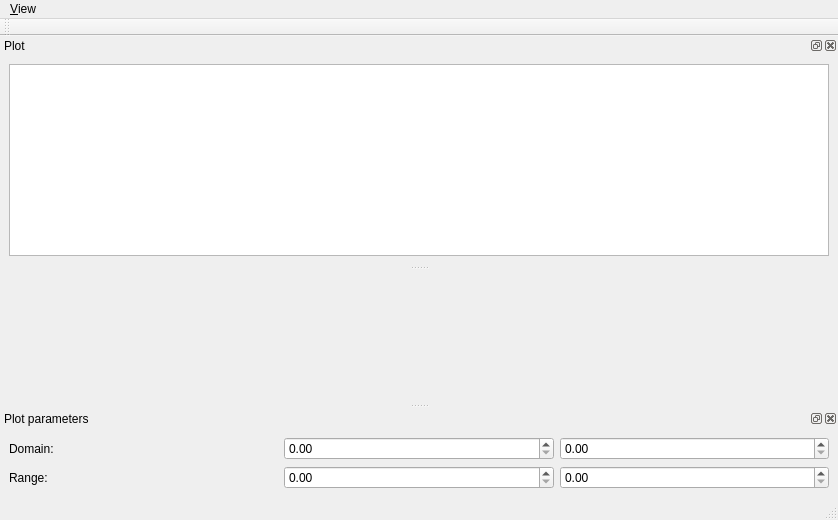
The window that gui/qdplotter/ui_qdplotter.ui (Ulm-IQO/qudi) describes before a commit, drawn with Qt 5.
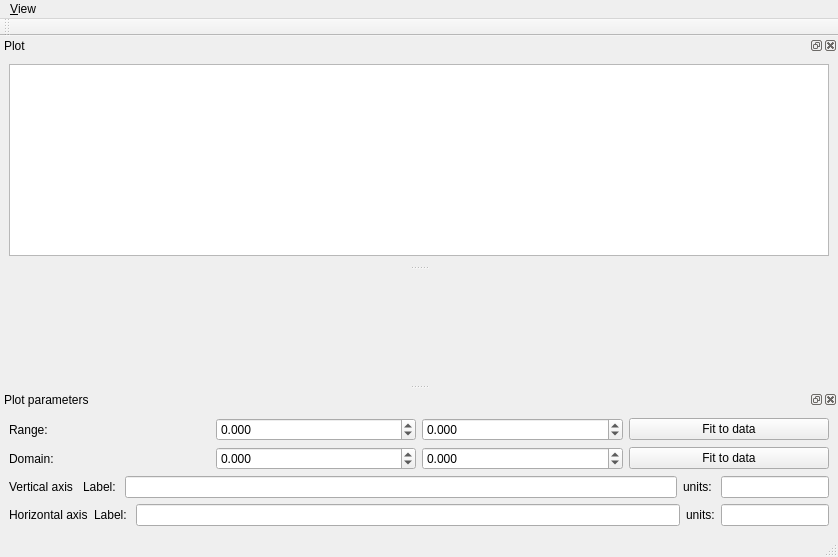
The same window after the commit. Icons and pictures are not drawn. Custom widgets are drawn as their Qt base class.

Commit message: Functional qdplot module for quick-display plots from scripts and console development

What changed in the file:
```diff
--- a/gui/qdplotter/ui_qdplotter.ui
+++ b/gui/qdplotter/ui_qdplotter.ui
@@ -7,7 +7,7 @@
     <x>0</x>
     <y>0</y>
     <width>838</width>
-    <height>520</height>
+    <height>557</height>
    </rect>
   </property>
   <property name="windowTitle">
@@ -81,7 +81,7 @@
    <property name="maximumSize">
     <size>
      <width>524287</width>
-     <height>6658</height>
+     <height>190</height>
     </size>
    </property>
    <property name="windowTitle">
@@ -92,23 +92,6 @@
    </attribute>
    <widget class="QWidget" name="dockWidgetContents_2">
     <layout class="QVBoxLayout" name="verticalLayout_2">
-     <item>
-      <layout class="QHBoxLayout" name="horizontalLayout">
-       <item>
-        <widget class="QLabel" name="label">
-         <property name="text">
-          <string>Domain:</string>
-         </property>
-        </widget>
-       </item>
-       <item>
-        <widget class="QDoubleSpinBox" name="domain_min_DoubleSpinBox"/>
-       </item>
-       <item>
-        <widget class="QDoubleSpinBox" name="domain_max_DoubleSpinBox"/>
-       </item>
-      </layout>
-     </item>
      <item>
       <layout class="QHBoxLayout" name="horizontalLayout_2">
        <item>
@@ -119,10 +102,157 @@
         </widget>
        </item>
        <item>
-        <widget class="QDoubleSpinBox" name="range_min_DoubleSpinBox"/>
+        <widget class="QDoubleSpinBox" name="range_min_DoubleSpinBox">
+         <property name="decimals">
+          <number>3</number>
+         </property>
+         <property name="minimum">
+          <double>-1000000.000000000000000</double>
+         </property>
+         <property name="maximum">
+          <double>1000000.000000000000000</double>
+         </property>
+        </widget>
        </item>
        <item>
-        <widget class="QDoubleSpinBox" name="range_max_DoubleSpinBox"/>
+        <widget class="QDoubleSpinBox" name="range_max_DoubleSpinBox">
+         <property name="decimals">
+          <number>3</number>
+         </property>
+         <property name="minimum">
+          <double>-1000000.000000000000000</double>
+         </property>
+         <property name="maximum">
+          <double>1000000.000000000000000</double>
+         </property>
+        </widget>
+       </item>
+       <item>
+        <widget class="QPushButton" name="fit_range_to_data_pushButton">
+         <property name="text">
+          <string>Fit to data</string>
+         </property>
+        </widget>
+       </item>
+      </layout>
+     </item>
+     <item>
+      <layout class="QHBoxLayout" name="horizontalLayout">
+       <item>
+        <widget class="QLabel" name="label">
+         <property name="text">
+          <string>Domain:</string>
+         </property>
+        </widget>
+       </item>
+       <item>
+        <widget class="QDoubleSpinBox" name="domain_min_DoubleSpinBox">
+         <property name="decimals">
+          <number>3</number>
+         </property>
+         <property name="minimum">
+          <double>-1000000.000000000000000</double>
+         </property>
+         <property name="maximum">
+          <double>1000000.000000000000000</double>
+         </property>
+        </widget>
+       </item>
+       <item>
+        <widget class="QDoubleSpinBox" name="domain_max_DoubleSpinBox">
+         <property name="decimals">
+          <number>3</number>
+         </property>
+         <property name="minimum">
+          <double>-1000000.000000000000000</double>
+         </property>
+         <property name="maximum">
+          <double>1000000.000000000000000</double>
+         </property>
+        </widget>
+       </item>
+       <item>
+        <widget class="QPushButton" name="fit_domain_to_data_pushButton">
+         <property name="text">
+          <string>Fit to data</string>
+         </property>
+        </widget>
+       </item>
+      </layout>
+     </item>
+     <item>
+      <layout class="QHBoxLayout" name="horizontalLayout_5">
+       <item>
+        <widget class="QLabel" name="label_9">
+         <property name="text">
+          <string>Vertical axis </string>
+         </property>
+        </widget>
+       </item>
+       <item>
+        <widget class="QLabel" name="label_10">
+         <property name="text">
+          <string>Label: </string>
+         </property>
+        </widget>
+       </item>
+       <item>
+        <widget class="QLineEdit" name="vertical_label_lineEdit"/>
+       </item>
+       <item>
+        <widget class="QLabel" name="label_11">
+         <property name="text">
+          <string>units: </string>
+         </property>
+        </widget>
+       </item>
+       <item>
+        <widget class="QLineEdit" name="vertical_units_lineEdit">
+         <property name="sizePolicy">
+          <sizepolicy hsizetype="Fixed" vsizetype="Fixed">
+           <horstretch>0</horstretch>
+           <verstretch>0</verstretch>
+          </sizepolicy>
+         </property>
+        </widget>
+       </item>
+      </layout>
+     </item>
+     <item>
+      <layout class="QHBoxLayout" name="horizontalLayout_3">
+       <item>
+        <widget class="QLabel" name="label_3">
+         <property name="text">
+          <string>Horizontal axis</string>
+         </property>
+        </widget>
+       </item>
+       <item>
+        <widget class="QLabel" name="label_5">
+         <property name="text">
+          <string>Label: </string>
+         </property>
+        </widget>
+       </item>
+       <item>
+        <widget class="QLineEdit" name="horizontal_label_lineEdit"/>
+       </item>
+       <item>
+        <widget class="QLabel" name="label_4">
+         <property name="text">
+          <string>units:</string>
+         </property>
+        </widget>
+       </item>
+       <item>
+        <widget class="QLineEdit" name="horizontal_units_lineEdit">
+         <property name="sizePolicy">
+          <sizepolicy hsizetype="Fixed" vsizetype="Fixed">
+           <horstretch>0</horstretch>
+           <verstretch>0</verstretch>
+          </sizepolicy>
+         </property>
+        </widget>
        </item>
       </layout>
      </item>
```
Left out of the diff: 2 changed lines with no effect on the pictures. The commit also changes 2 other files.
